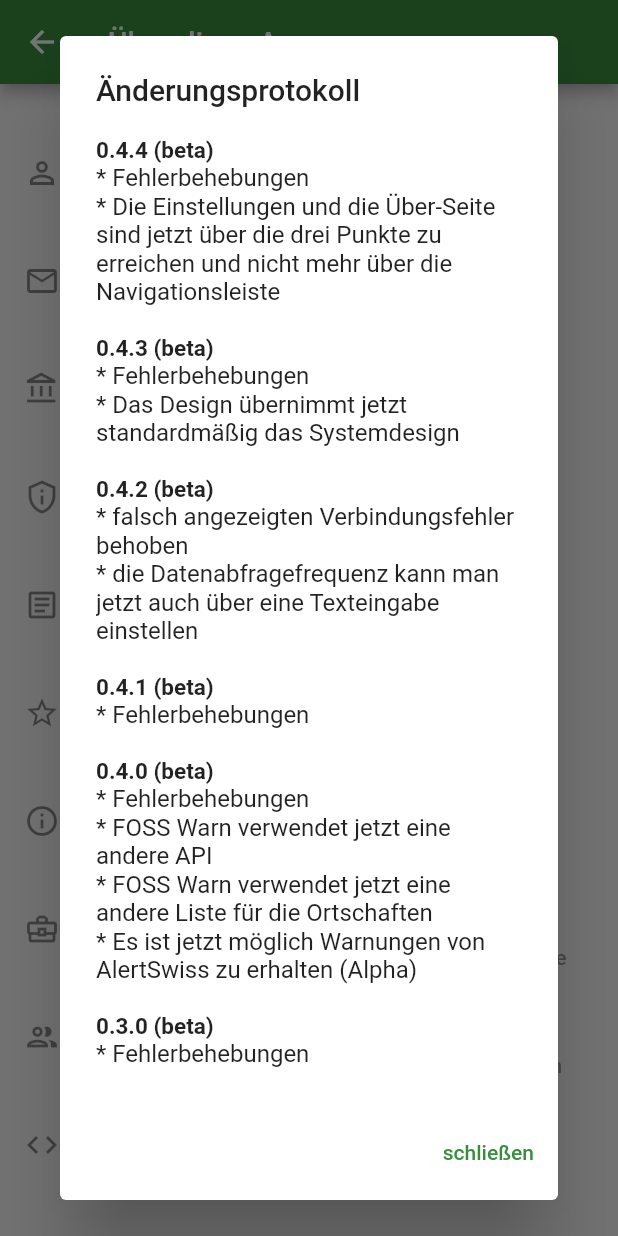
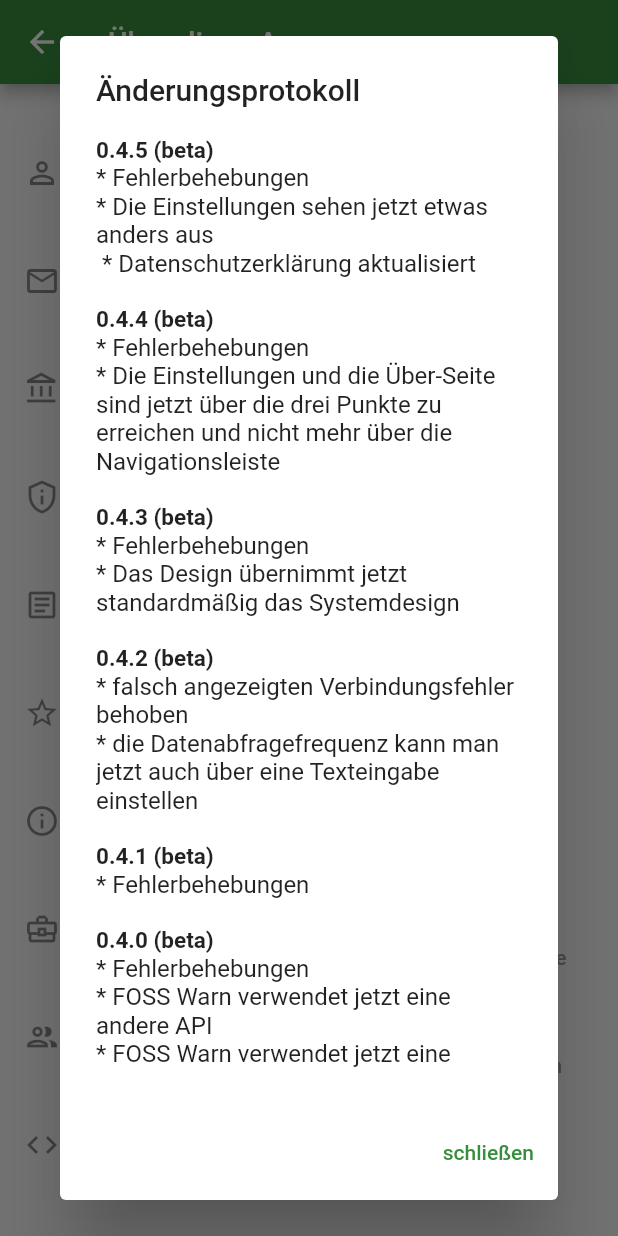
Before and after one commit to nucleus-ffm/foss_warn, a Flutter app: the AboutView screen opened directly, scrolled down 374 dp, after a tap on "Version", on a phone screen of 412 x 824 dp. Run offline on Flutter 3.47's test engine with Material 2 defaults, Android fonts, the phone set to English and light mode, and no system bars; our stand-ins replace flutter_local_notifications, rxdart, share_plus, shared_preferences; missing offline and left inert: android_alarm_manager_plus, app_settings, shared_preferences_android; accounts and stored records are empty.

Commit message:
add changes for 0.4.5

```diff
--- a/lib/widgets/dialogs/ChangeLogDialog.dart
+++ b/lib/widgets/dialogs/ChangeLogDialog.dart
@@ -13,6 +13,14 @@ class ChangeLogDialog extends StatelessWidget {
             crossAxisAlignment: CrossAxisAlignment.start,
             mainAxisSize: MainAxisSize.min,
             children: [
+              Text(
+                "0.4.5 (beta)",
+                style: TextStyle(fontSize: 15, fontWeight: FontWeight.bold),
+              ),
+              Text("* Fehlerbehebungen \n"
+                  "* Die Einstellungen sehen jetzt etwas anders aus \n "
+                  "* Datenschutzerklärung aktualisiert \n"
+              ),
               Text(
                 "0.4.4 (beta)",
                 style: TextStyle(fontSize: 15, fontWeight: FontWeight.bold),
```
